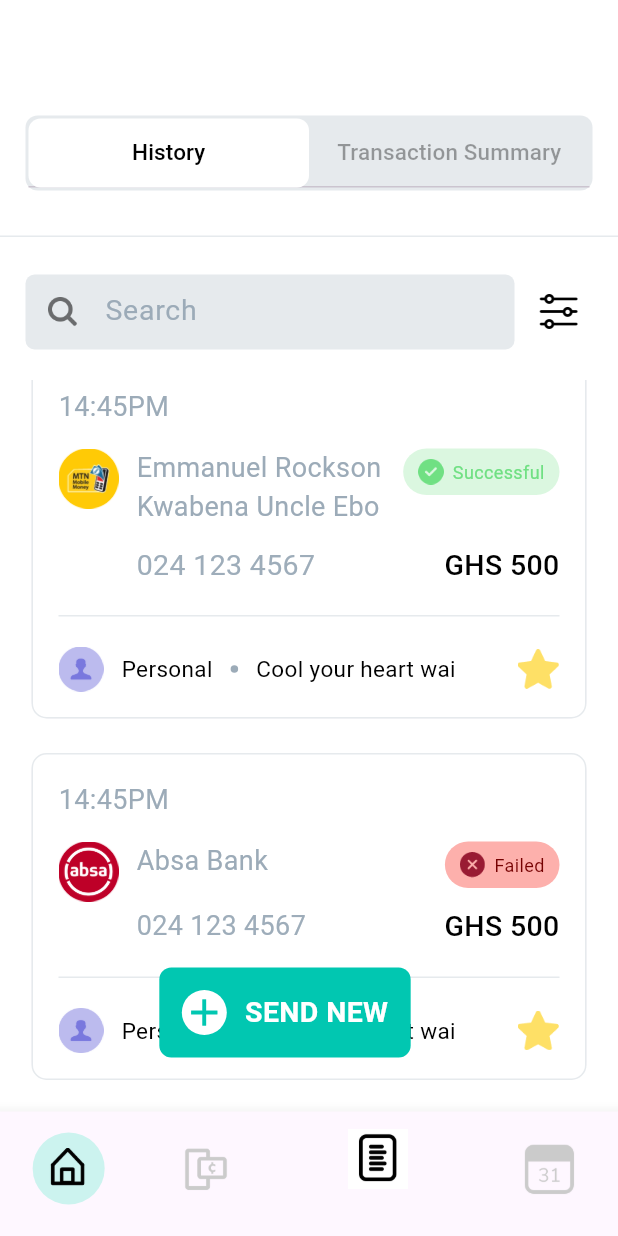
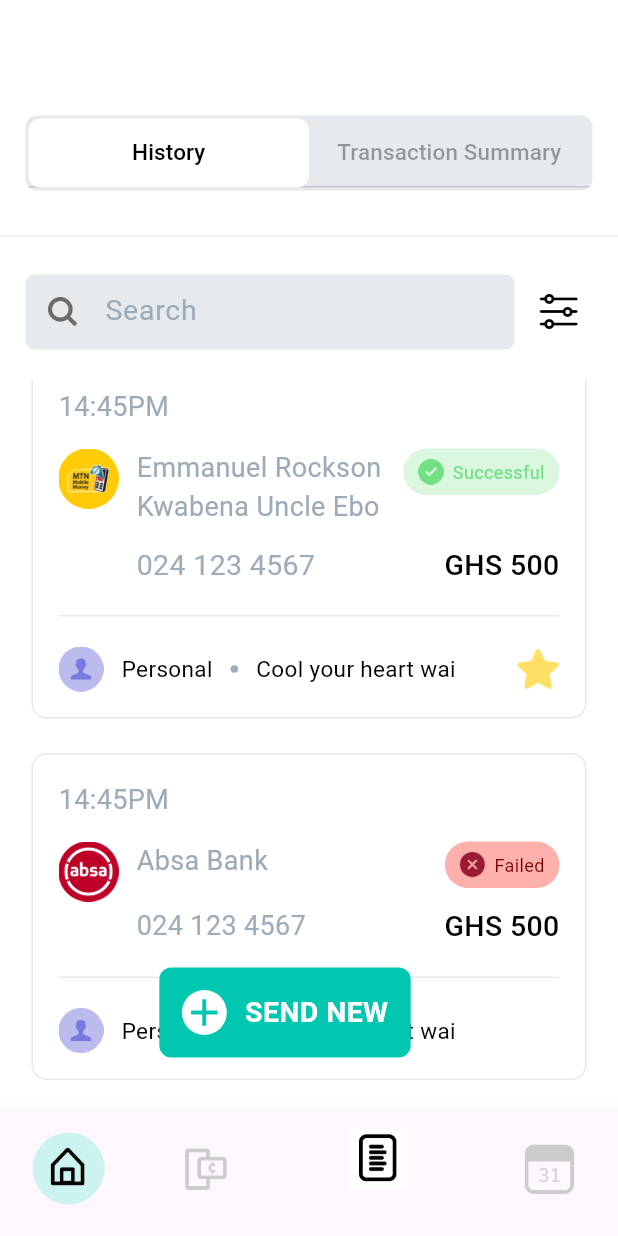
Before and after one commit to senyomotey/hubtel, a Flutter app: the screen it shows after launch, scrolled down 67 dp, on a phone screen of 412 x 824 dp. Run offline on Flutter 3.47's test engine with Material 2 defaults, Android fonts, the phone set to English and light mode, and no system bars.

Commit message:
Made improvements in the UI

```diff
--- a/lib/tabs/history.dart
+++ b/lib/tabs/history.dart
@@ -401,11 +401,6 @@ class HistoryTabState extends State<HistoryTab> {
                                     ),
                                   ),
                                 ),
-                                Image.asset(
-                                  'assets/favorite.png',
-                                  height: 28,
-                                  width: 28,
-                                ),
                               ],
                             ),
                           ],
```
